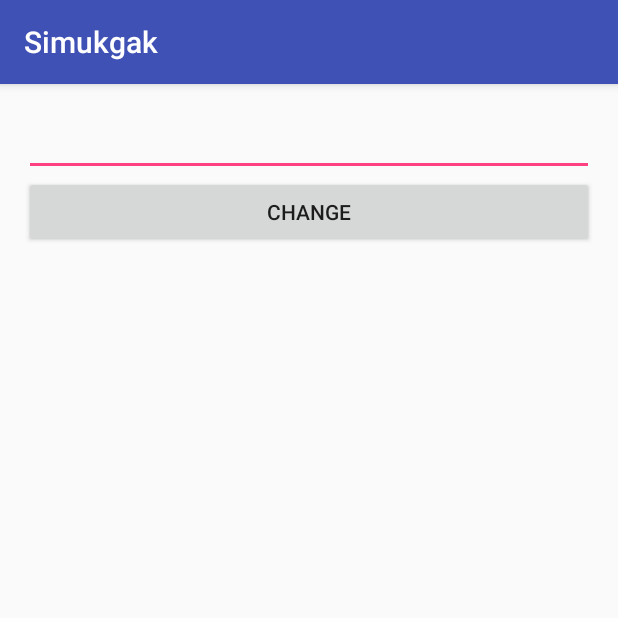
After one commit to Bubbler-4/Simukgak, an Android app: the AddressChange screen opened directly, with no data from a screen before it, on a phone screen of 412 x 824 dp, the top half of it. The commit adds this screen. Run offline under Robolectric (Android 15) with nearby library versions, the phone set to English and light mode, and no system bars.

Commit message:
주소지 저장 하는거 구현 완료!!!

```diff
--- a/app/src/main/AndroidManifest.xml
+++ b/app/src/main/AndroidManifest.xml
@@ -30,13 +30,13 @@
         <activity android:name=".DutchAddItem" />
         <activity android:name=".Mypage" />
         <activity android:name=".Orderlist" />
-        <activity android:name=".CreateDutch"></activity>
+        <activity android:name=".CreateDutch" />
         <activity android:name=".order_last" />
-        <activity android:name=".mami"></activity>
+        <activity android:name=".mami" />
         <activity
             android:name=".SettingsActivity"
             android:label="@string/title_activity_settings" />
-        <activity android:name=".MypageActivity"></activity>
+        <activity android:name=".AddressChange"></activity>
     </application>
 
 </manifest>
--- /dev/null
+++ b/app/src/main/java/hanjo/simukgak/AddressChange.java
@@ -0,0 +1,40 @@
+package hanjo.simukgak;
+
+import android.content.SharedPreferences;
+import android.preference.EditTextPreference;
+import android.support.v7.app.AppCompatActivity;
+import android.os.Bundle;
+import android.view.View;
+import android.webkit.WebView;
+import android.widget.Button;
+import android.widget.EditText;
+import android.widget.TextView;
+
+public class AddressChange extends AppCompatActivity {
+    private EditText etxValue;
+    private TextView txvValue;
+    private SharedPreferences preferences;
+    private static java.lang.String address="";
+    @Override
+    protected void onCreate(Bundle savedInstanceState) {
+        super.onCreate(savedInstanceState);
+        setContentView(R.layout.activity_address_change);
+
+        etxValue=(EditText)findViewById(R.id.amin_etxValue);
+        txvValue=(TextView)findViewById(R.id.amin_txvValue);
+        preferences=getSharedPreferences("shared", MODE_PRIVATE);
+        txvValue.setText(address);
+        Button Change=(Button)findViewById(R.id.ChangeButton);
+            Change.setOnClickListener(new View.OnClickListener() {
+            @Override
+            public void onClick(View v) {
+                SharedPreferences.Editor editor=preferences.edit();
+                editor.putString("key", etxValue.getText().toString());
+                editor.commit();
+                address=etxValue.getText().toString();
+                txvValue.setText(address);
+
+            }
+        });
+    }
+}
--- a/app/src/main/java/hanjo/simukgak/Mypage.java
+++ b/app/src/main/java/hanjo/simukgak/Mypage.java
@@ -18,4 +18,8 @@ public class Mypage extends AppCompatActivity {
     {
         startActivity(new Intent(getApplicationContext(), Orderlist.class));
     }
+    public void onClickAddress(View view)
+    {
+        startActivity(new Intent(getApplicationContext(), AddressChange.class));
+    }
 }
--- /dev/null
+++ b/app/src/main/res/layout/activity_address_change.xml
@@ -0,0 +1,44 @@
+<?xml version="1.0" encoding="utf-8"?>
+<RelativeLayout xmlns:android="http://schemas.android.com/apk/res/android"
+    xmlns:tools="http://schemas.android.com/tools"
+    android:id="@+id/activity_address_change"
+    android:layout_width="match_parent"
+    android:layout_height="match_parent"
+    android:paddingBottom="@dimen/activity_vertical_margin"
+    android:paddingLeft="@dimen/activity_horizontal_margin"
+    android:paddingRight="@dimen/activity_horizontal_margin"
+    android:paddingTop="@dimen/activity_vertical_margin"
+    tools:context="hanjo.simukgak.AddressChange">
+
+    <LinearLayout
+        android:orientation="vertical"
+        android:layout_width="match_parent"
+        android:layout_height="match_parent"
+        android:weightSum="1"
+        android:layout_alignParentTop="true"
+        android:layout_alignParentLeft="true"
+        android:layout_alignParentStart="true">
+
+        <EditText
+            android:layout_width="match_parent"
+            android:layout_height="wrap_content"
+            android:inputType="textPersonName"
+            android:ems="10"
+            android:id="@+id/amin_etxValue"
+            android:textAppearance="?android:attr/textAppearanceMedium" />
+
+        <Button
+            android:text="Change"
+            android:layout_width="match_parent"
+            android:layout_height="wrap_content"
+            android:id="@+id/ChangeButton" />
+
+        <TextView
+            android:text="TextView"
+            android:layout_width="wrap_content"
+            android:layout_height="wrap_content"
+            android:id="@+id/amin_txvValue"
+            android:textAppearance="?android:attr/textAppearanceMedium" />
+
+    </LinearLayout>
+</RelativeLayout>
```
Also changed, not shown: app/src/main/java/hanjo/simukgak/MypageActivity.java (deleted, +0 -13 lines), app/src/main/res/layout/activity_mypage.xml (+7 -0 lines).
